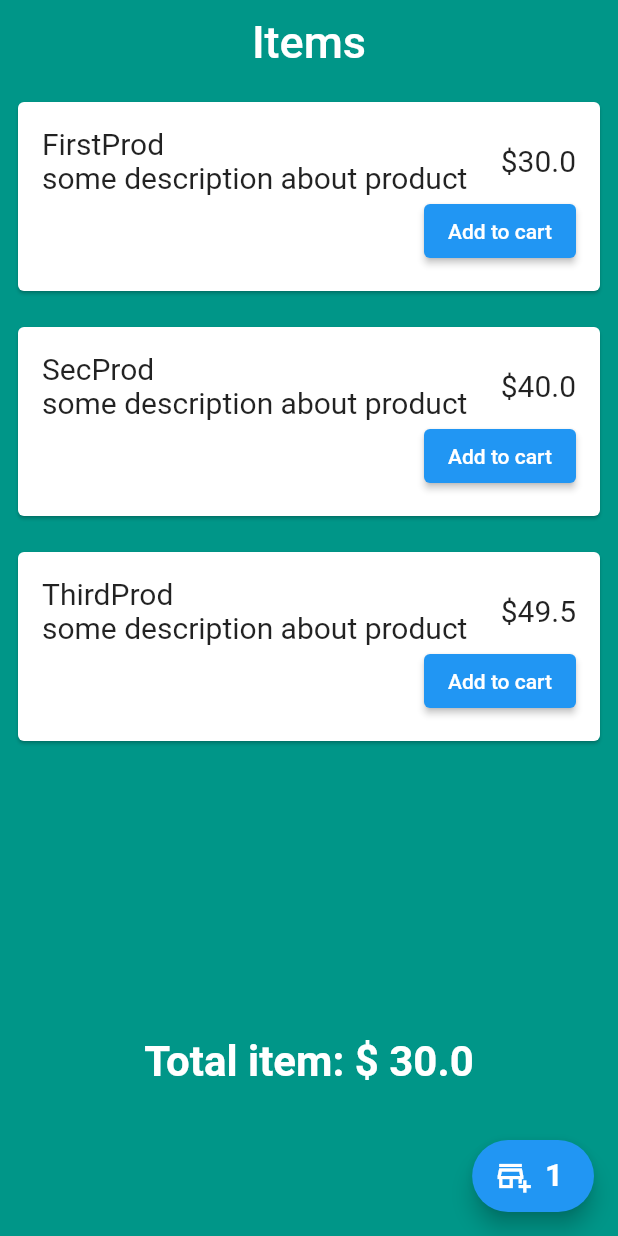
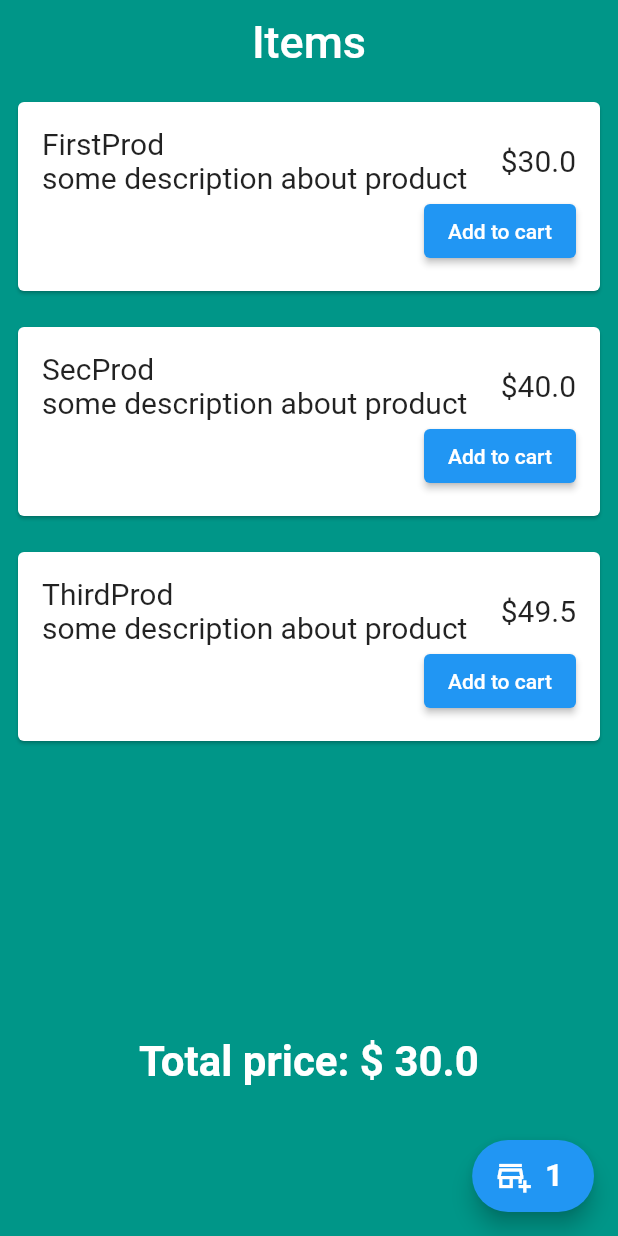
Before and after one commit to tayeb66/Getx_Shopping_Cart, a Flutter app: the screen it shows after launch, after a tap on "Add to cart", on a phone screen of 412 x 824 dp. Run offline on Flutter 3.47's test engine with Material 2 defaults, Android fonts, the phone set to English and light mode, and no system bars; our stand-ins replace get.

Commit message:
Total price Using getBuilder()

```diff
--- a/lib/controllers/cart_controller.dart
+++ b/lib/controllers/cart_controller.dart
@@ -11,7 +11,14 @@ class CartController extends GetxController {
   /// Items length
   int get itemLength => cartItems.length;
 
+  /// For GetBuilder
+  var testAmount = 0.0;
+
   void addToCartItem(Product product) {
     cartItems.add(product);
+
+    /// for GetBuilder
+    testAmount = totalPrice;
+    update();
   }
 }
--- a/lib/views/shopping_page.dart
+++ b/lib/views/shopping_page.dart
@@ -16,7 +16,10 @@ class ShoppingPage extends StatelessWidget {
       appBar: AppBar(
         backgroundColor: Colors.teal,
         elevation: 0.0,
-        title: Text('Items',textScaleFactor: 1.5,),
+        title: Text(
+          'Items',
+          textScaleFactor: 1.5,
+        ),
         centerTitle: true,
       ),
       body: SafeArea(
@@ -58,11 +61,12 @@ class ShoppingPage extends StatelessWidget {
                                   ],
                                 ),
                                 ElevatedButton(
-                                    onPressed: () {
-                                      cartController.addToCartItem(
-                                          controller.products.value[index]);
-                                    },
-                                    child: Text('Add to cart'))
+                                  onPressed: () {
+                                    cartController.addToCartItem(
+                                        controller.products.value[index]);
+                                  },
+                                  child: Text('Add to cart'),
+                                )
                               ]),
                         ),
                       );
@@ -71,16 +75,30 @@ class ShoppingPage extends StatelessWidget {
                 },
               ),
             ),
-            GetX<CartController>(
-              builder: ((controller) {
+
+            /// Using GetBuilder
+            GetBuilder<CartController>(
+              builder: (controller) {
                 return Text(
-                  'Total item: \$ ${controller.totalPrice}',
+                  'Total price: \$ ${controller.testAmount}',
                   textScaleFactor: 2,
                   style: TextStyle(
-                      fontWeight: FontWeight.bold, color: Colors.white),
+                      color: Colors.white, fontWeight: FontWeight.bold),
                 );
-              }),
+              },
             ),
+
+            /// Using GetX
+            // GetX<CartController>(
+            //   builder: ((controller) {
+            //     return Text(
+            //       'Total item: \$ ${controller.totalPrice}',
+            //       textScaleFactor: 2,
+            //       style: TextStyle(
+            //           fontWeight: FontWeight.bold, color: Colors.white),
+            //     );
+            //   }),
+            // ),
             SizedBox(
               height: 100,
             ),
@@ -89,6 +107,8 @@ class ShoppingPage extends StatelessWidget {
       ),
       floatingActionButton: FloatingActionButton.extended(
         onPressed: () {},
+
+        /// Using GetX
         label: GetX<CartController>(
           builder: (controller) {
             return Text(
```
